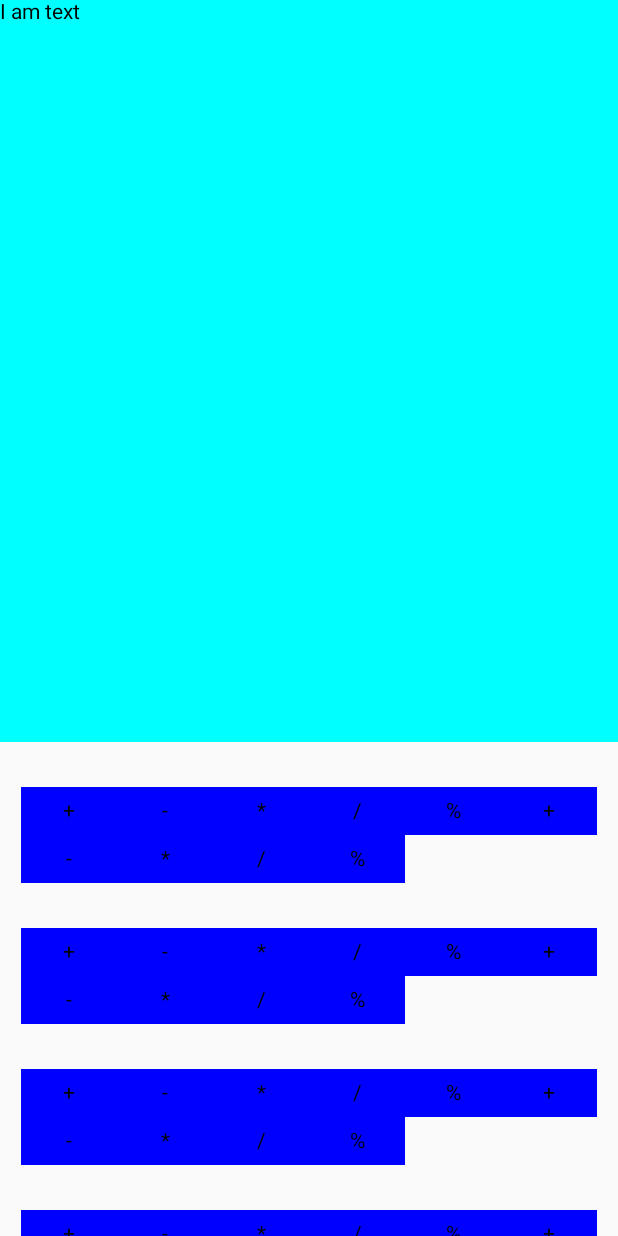
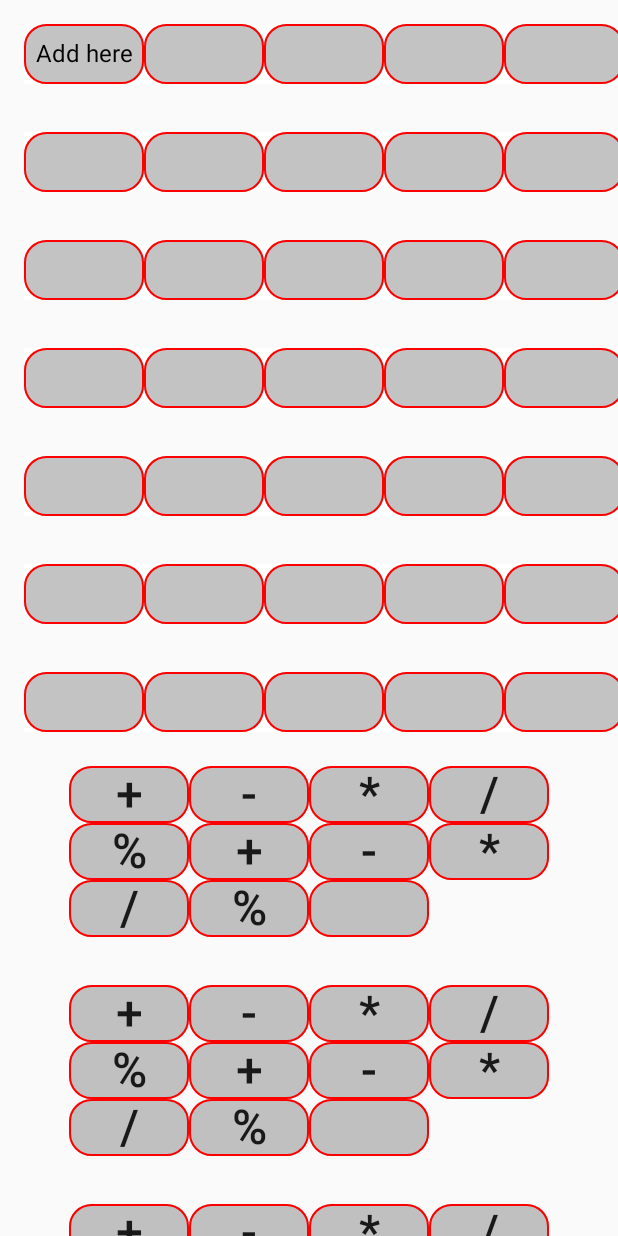
Before and after one commit to VitrivDolkom/hitsFirstMobile, an Android app built with Jetpack Compose: the screen it shows after launch (CodeBlockActivity), on a phone screen of 412 x 824 dp. Run offline under Robolectric (Android 15) with nearby library versions, the phone set to English and light mode, and no system bars.

Commit message:
added drop item logic

```diff
--- a/app/src/main/java/com/example/firstmobile/model/MathOperation.kt
+++ b/app/src/main/java/com/example/firstmobile/model/MathOperation.kt
@@ -2,5 +2,6 @@ package com.example.firstmobile.model
 
 enum class MathOperation(val symbol: Char) {
     ADD('+'), SUBTRACT('-'), MULTIPLY('*'), DIVIDE('/'), PERCENT('%'),
-    ADD1('+'), SUBTRACT1('-'), MULTIPLY1('*'), DIVIDE1('/'), PERCENT1('%')
+    ADD1('+'), SUBTRACT1('-'), MULTIPLY1('*'), DIVIDE1('/'), PERCENT1('%'),
+    DEFAULT('\u0000')
 }
--- a/app/src/main/java/com/example/firstmobile/ui/theme/Theme.kt
+++ b/app/src/main/java/com/example/firstmobile/ui/theme/Theme.kt
@@ -5,22 +5,30 @@ import androidx.compose.material.MaterialTheme
 import androidx.compose.material.darkColors
 import androidx.compose.material.lightColors
 import androidx.compose.runtime.Composable
+import androidx.compose.ui.graphics.Color
 
 private val DarkColorPalette = darkColors(
-    primary = Purple200, primaryVariant = Purple700, secondary = Teal200
-)
-
-private val LightColorPalette = lightColors(
-    primary = Purple500, primaryVariant = Purple700, secondary = Teal200
-
-    /* Other default colors to override
+    primary = Purple500,
+    primaryVariant = Purple700,
+    secondary = Teal200,
     background = Color.White,
-    surface = Color.White,
+    surface = BlockBackground,
     onPrimary = Color.White,
     onSecondary = Color.Black,
     onBackground = Color.Black,
     onSurface = Color.Black,
-    */
+)
+
+private val LightColorPalette = lightColors(
+    primary = Purple500,
+    primaryVariant = Purple700,
+    secondary = Teal200,
+    background = Color.White,
+    surface = BlockBackground,
+    onPrimary = Color.White,
+    onSecondary = Color.Black,
+    onBackground = Color.Black,
+    onSurface = Color.Black,
 )
 
 @Composable
--- a/app/src/main/java/com/example/firstmobile/viewmodels/AddBlockViewModel.kt
+++ b/app/src/main/java/com/example/firstmobile/viewmodels/AddBlockViewModel.kt
@@ -1,3 +1,35 @@
 package com.example.firstmobile.viewmodels
 
-class AddBlockViewModel {}
+import android.util.Log
+import androidx.compose.runtime.getValue
+import androidx.compose.runtime.mutableStateOf
+import androidx.compose.runtime.setValue
+import androidx.lifecycle.ViewModel
+import com.example.firstmobile.model.MathOperation
+
+class AddBlockViewModel : ViewModel() {
+    var isDragging by mutableStateOf(false)
+        private set
+
+    var blocks by mutableStateOf(enumValues<MathOperation>().toList())
+        private set
+
+    var addedBlocks = Array(11) { MutableList(blocks.count()) { MathOperation.DEFAULT } }
+        private set
+
+    fun startDragging() {
+        isDragging = true
+    }
+
+    fun stopDragging() {
+        isDragging = false
+    }
+
+    fun addBlock(operation: MathOperation, i: Int, j: Int) {
+        addedBlocks[i][j] = operation
+    }
+
+    fun getOperation(i: Int, j: Int): MathOperation {
+        return addedBlocks[i][j]
+    }
+}
--- a/app/src/main/java/com/example/firstmobile/views/CodeBlockActivity.kt
+++ b/app/src/main/java/com/example/firstmobile/views/CodeBlockActivity.kt
@@ -7,6 +7,8 @@ import androidx.compose.foundation.background
 import androidx.compose.foundation.gestures.detectDragGestures
 import androidx.compose.foundation.layout.*
 import androidx.compose.foundation.lazy.LazyColumn
+import androidx.compose.material.MaterialTheme
+import androidx.compose.material.Surface
 import androidx.compose.material.Text
 import androidx.compose.runtime.Composable
 import androidx.compose.runtime.mutableStateOf
@@ -19,77 +21,27 @@ import androidx.compose.ui.input.pointer.pointerInput
 import androidx.compose.ui.unit.IntOffset
 import androidx.compose.ui.unit.dp
 import com.example.firstmobile.model.MathOperation
+import com.example.firstmobile.ui.theme.FirstMobileTheme
 import com.example.firstmobile.utils.flowlayouts.FlowRow
+import com.example.firstmobile.viewmodels.AddBlockViewModel
 import kotlin.math.roundToInt
 
 class CodeBlockActivity : ComponentActivity() {
+
+    private val blockViewModel = AddBlockViewModel()
+
     override fun onCreate(savedInstanceState: Bundle?) {
         super.onCreate(savedInstanceState)
 
         setContent {
-            Column(
-                modifier = Modifier.fillMaxSize()
-
-            ) {
-                Box(
+            FirstMobileTheme {
+                DraggableScreen(
                     modifier = Modifier
-                        .fillMaxWidth()
-                        .weight(0.6f)
-                        .background(Color.Cyan)
+                        .fillMaxSize()
                 ) {
-                    Text(text = "I am text")
-                }
-                LazyColumn(
-                    modifier = Modifier
-                        .fillMaxWidth()
-                        .weight(0.4f),
-                    verticalArrangement = Arrangement.Center,
-                    horizontalAlignment = Alignment.CenterHorizontally
-                ) {
-                    items(count = 10) {
-                        FlowRow(
-                            modifier = Modifier.padding(top = 30.dp)
-                        ) {
-                            val mathOperation = enumValues<MathOperation>()
-
-                            mathOperation.forEach {
-                                CodeBlock(it)
-                            }
-                        }
-                    }
+                    MainScreen(blockViewModel = blockViewModel)
                 }
             }
         }
     }
 }
-
-@Composable
-fun CodeBlock(operation: MathOperation) {
-    val isMovable = remember { mutableStateOf(true) }
-    val offsetX = remember { mutableStateOf(0f) }
-    val offsetY = remember { mutableStateOf(0f) }
-
-    Box(modifier = Modifier
-        .offset {
-            IntOffset(x = offsetX.value.roundToInt(), y = offsetY.value.roundToInt())
-        }
-        .pointerInput(Unit) {
-            detectDragGestures { change, dragAmount ->
-                change.consumeAllChanges()
-
-                if (isMovable.value) {
-                    if ((offsetX.value + dragAmount.x) < 50) {
-                        offsetX.value += dragAmount.x
-                    } else {
-                        isMovable.value = false
-                    }
-                    offsetY.value += dragAmount.y
-                }
-            }
-        }
-        .width(64.dp)
-        .height(32.dp)
-        .background(Color.Blue), contentAlignment = Alignment.Center) {
-        Text(text = operation.symbol.toString())
-    }
-}
--- a/app/src/main/java/com/example/firstmobile/views/DragAndDrop.kt
+++ b/app/src/main/java/com/example/firstmobile/views/DragAndDrop.kt
@@ -3,57 +3,71 @@ package com.example.firstmobile.views
 import androidx.compose.foundation.gestures.detectDragGesturesAfterLongPress
 import androidx.compose.foundation.layout.Box
 import androidx.compose.foundation.layout.BoxScope
+import androidx.compose.foundation.layout.fillMaxSize
 import androidx.compose.runtime.*
 import androidx.compose.ui.geometry.Offset
 import androidx.compose.ui.Modifier
-import androidx.compose.ui.input.pointer.consumeAllChanges
+import androidx.compose.ui.graphics.graphicsLayer
 import androidx.compose.ui.input.pointer.pointerInput
 import androidx.compose.ui.layout.boundsInWindow
 import androidx.compose.ui.layout.onGloballyPositioned
+import androidx.compose.ui.unit.IntSize
+import com.example.firstmobile.model.MathOperation
+import com.example.firstmobile.viewmodels.AddBlockViewModel
 
 internal val LocalDragTargetInfo = compositionLocalOf { DragTargetInfo() }
 
-// todo - функция, которая отрисовывает перемещаемый блок
-// todo - получает операцию блока, сам блок и modifier для обёртки блока
+// функция, которая отрисовывает перемещаемый блок
+// получает операцию блока, сам блок и modifier для обёртки блока
 @Composable
-fun <T> DragTarget(
-    modifier: Modifier = Modifier, operationToDrop: T, block: @Composable (() -> Unit)
+fun DragTarget(
+    modifier: Modifier = Modifier,
+    operationToDrop: MathOperation,
+    viewModel: AddBlockViewModel,
+    content: @Composable (() -> Unit)
 ) {
     var currentPosition by remember { mutableStateOf(Offset.Zero) }
 
-    // todo - задаем начальное состояние с дефолтными значениями из класса
+    // задаем начальное состояние с дефолтными значениями из класса
     val state = LocalDragTargetInfo.current
 
     Box(modifier = modifier
         .onGloballyPositioned {
-            currentPosition = it.localToWindow(Offset.Zero)
+            currentPosition = it.localToWindow(Offset(-50f, -50f))
         }
-        .pointerInput(Unit) { // todo - логика при перемещении блока
-            detectDragGesturesAfterLongPress(onDragStart = { // viewmodel start dragging logic
+        .pointerInput(Unit) { // логика при перемещении блока
+            detectDragGesturesAfterLongPress(onDragStart = {
+                viewModel.startDragging()
+
                 state.isDragging = true
                 state.operationToDrop = operationToDrop
                 state.dragPosition = currentPosition + it
-                state.draggableComposable = block
+                state.draggableComposable = content
             }, onDrag = { change, dragAmount ->
-                change.consumeAllChanges()
-
+                change.consume()
                 state.dragOffset += dragAmount
-            }, onDragEnd = { // viewmodel stop dragging logic
+            }, onDragEnd = {
+                viewModel.stopDragging()
                 state.dragOffset = Offset.Zero
                 state.isDragging = false
-            }, onDragCancel = { // viewmodel stop dragging logic
+            }, onDragCancel = {
+                viewModel.stopDragging()
                 state.dragOffset = Offset.Zero
                 state.isDragging = false
             })
-        }) { // todo - отображаем блок, который перетаскиваем
-        block()
+        }) { // отображаем блок, который перетаскиваем
+        content()
     }
 }
 
-// todo - место куда можно перетаскивать блоки
+// место куда можно перетаскивать блоки
 @Composable
-fun <T> DropItem(
-    modifier: Modifier, content: @Composable (BoxScope.(isHovered: Boolean, block: T?) -> Unit)
+fun DropItem(
+    i: Int,
+    j: Int,
+    modifier: Modifier = Modifier,
+    blockViewModel: AddBlockViewModel,
+    content: @Composable (BoxScope.(isHovered: Boolean, isFullField: Boolean, operation: MathOperation) -> Unit)
 ) {
     val dragInfo = LocalDragTargetInfo.current
     val isDragging = dragInfo.isDragging
@@ -61,24 +75,70 @@ fun <T> DropItem(
     val dragOffset = dragInfo.dragOffset
     val operation = dragInfo.operationToDrop
     var isDropTarget by remember { mutableStateOf(false) }
+    var isFullField by remember { mutableStateOf(false) }
 
     Box(modifier = modifier.onGloballyPositioned {
         it.boundsInWindow().let { rect ->
-            isDropTarget = rect.contains(dragPosition + dragOffset)
+            isDropTarget = rect.contains(dragPosition + dragOffset + Offset(50f, 50f))
         }
-    }) { // todo - viewmovel logic for hover on drop target
-        val data = if (isDropTarget && !isDragging) operation as T else null
-        content(isDropTarget, data)
+    }) {
+        if (isDropTarget && !isDragging && !isFullField) {
+            isFullField = true
+            blockViewModel.addBlock(operation, i, j)
+        }
+
+        val data = blockViewModel.getOperation(i, j)
+
+        content(isDropTarget, isFullField, data)
     }
 }
 
-// todo - класс с информацией о блоке, который перетаскивают
+// класс с информацией о блоке, который перетаскивают
 internal class DragTargetInfo {
     var isDragging by mutableStateOf(false)
     var dragPosition by mutableStateOf(Offset.Zero)
     var dragOffset by mutableStateOf(Offset.Zero)
     var draggableComposable by mutableStateOf<(@Composable () -> Unit)?>(null)
-    var operationToDrop by mutableStateOf<Any?>(null)
+    var operationToDrop by mutableStateOf(MathOperation.DEFAULT)
 }
 
-// todo - экран, на котором можно перетаскивать draggable элементы
+// экран, на котором можно перетаскивать draggable элементы
+
+@Composable
+fun DraggableScreen(
+    modifier: Modifier = Modifier, content: @Composable BoxScope.() -> Unit
+) {
+    val state = remember {
+        DragTargetInfo()
+    }
+
+    CompositionLocalProvider(
+        LocalDragTargetInfo provides state
+    ) {
+        Box(
+            modifier = modifier.fillMaxSize()
+        ) {
+            content()
+
+            if (state.isDragging) {
+                var targetSize by remember { mutableStateOf(IntSize.Zero) }
+
+                Box(modifier = Modifier
+                    .graphicsLayer { // рисуем перетаскиваемый блок
+                        val offset =
+                            state.dragPosition + state.dragOffset // делаем его чуть больше и определяем позицию
+                        alpha = if (targetSize == IntSize.Zero) 0f else 1f
+                        scaleX = 1.1f
+                        scaleY = 1.1f
+                        translationX = offset.x.minus(targetSize.width / 2)
+                        translationY = offset.y.minus(targetSize.height / 2)
+                    }
+                    .onGloballyPositioned { // делаем размер равынй размеру элемента, который перетаскивают (globallyPositioned)
+                        targetSize = it.size
+                    }) {
+                    state.draggableComposable?.invoke()
+                }
+            }
+        }
+    }
+}
--- /dev/null
+++ b/app/src/main/java/com/example/firstmobile/views/MainScreen.kt
@@ -0,0 +1,125 @@
+package com.example.firstmobile.views
+
+import androidx.compose.foundation.*
+import androidx.compose.foundation.layout.*
+import androidx.compose.foundation.lazy.LazyColumn
+import androidx.compose.foundation.shape.RoundedCornerShape
+import androidx.compose.material.MaterialTheme
+import androidx.compose.material.Text
+import androidx.compose.runtime.Composable
+import androidx.compose.ui.Alignment
+import com.example.firstmobile.viewmodels.AddBlockViewModel
+import androidx.compose.ui.Modifier
+import androidx.compose.ui.graphics.Color
+import androidx.compose.ui.text.font.FontWeight
+import androidx.compose.ui.unit.dp
+import androidx.compose.ui.unit.sp
+import com.example.firstmobile.model.MathOperation
+import com.example.firstmobile.utils.flowlayouts.FlowRow
+
+@Composable
+fun MainScreen(
+    blockViewModel: AddBlockViewModel
+) {
+
+    Column(
+        modifier = Modifier.fillMaxSize(),
+        verticalArrangement = Arrangement.SpaceAround,
+        horizontalAlignment = Alignment.CenterHorizontally
+    ) {
+        Column(
+            modifier = Modifier
+                .fillMaxWidth()
+                .weight(0.6f)
+                .verticalScroll(rememberScrollState())
+        ) {
+            blockViewModel.addedBlocks.forEachIndexed { i, mathOperations ->
+                Row(
+                    modifier = Modifier
+                        .horizontalScroll(rememberScrollState())
+                        .padding(16.dp)
+                ) {
+                    mathOperations.forEachIndexed { j, operation ->
+                        DropItem(
+                            i,
+                            j,
+                            modifier = Modifier
+                                .width(80.dp)
+                                .height(40.dp)
+                                .background(Color.White),
+                            blockViewModel = blockViewModel
+                        ) { isHovered, isFullField, operation ->
+                            if (operation != MathOperation.DEFAULT) {
+                                blockViewModel.addBlock(operation, i, j)
+
+                                Box(
+                                    modifier = Modifier
+                                        .fillMaxSize()
+                                        .border(
+                                            1.dp, color = Color.Red, shape = RoundedCornerShape(15.dp)
+                                        )
+                                        .background(Color.Gray.copy(0.5f), RoundedCornerShape(15.dp)),
+                                    contentAlignment = Alignment.Center
+                                ) {
+                                    Text(text = operation.symbol.toString(), fontSize = 32.sp)
+                                }
+                            } else {
+                                Box(
+                                    modifier = Modifier
+                                        .fillMaxSize()
+                                        .border(
+                                            1.dp, color = Color.Red, shape = RoundedCornerShape(15.dp)
+                                        )
+                                        .background(Color.Gray.copy(0.5f), RoundedCornerShape(15.dp)),
+                                    contentAlignment = Alignment.Center
+                                ) {
+                                    Text(
+                                        text = if (isHovered) "Add here" else operation.symbol.toString(),
+                                        style = MaterialTheme.typography.body1,
+                                        color = Color.Black
+                                    )
+                                }
+                            }
+                        }
+                    }
+                }
+            }
+        }
+
+        LazyColumn(
+            modifier = Modifier
+                .fillMaxWidth()
+                .weight(0.4f),
+            verticalArrangement = Arrangement.Center,
+            horizontalAlignment = Alignment.CenterHorizontally
+        ) {
+            items(count = 10) {
+                FlowRow(
+                    modifier = Modifier.padding(16.dp)
+                ) {
+                    blockViewModel.blocks.forEach { operation ->
+                        DragTarget(
+                            operationToDrop = operation, viewModel = blockViewModel
+                        ) {
+                            Box(
+                                modifier = Modifier
+                                    .width(80.dp)
+                                    .border(
+                                        1.dp, color = Color.Red, shape = RoundedCornerShape(15.dp)
+                                    )
+                                    .background(Color.Gray.copy(0.5f), RoundedCornerShape(15.dp)),
+                                contentAlignment = Alignment.Center
+                            ) {
+                                Text(
+                                    text = operation.symbol.toString(),
+                                    fontSize = 32.sp,
+                                    fontWeight = FontWeight.SemiBold
+                                )
+                            }
+                        }
+                    }
+                }
+            }
+        }
+    }
+}
```
